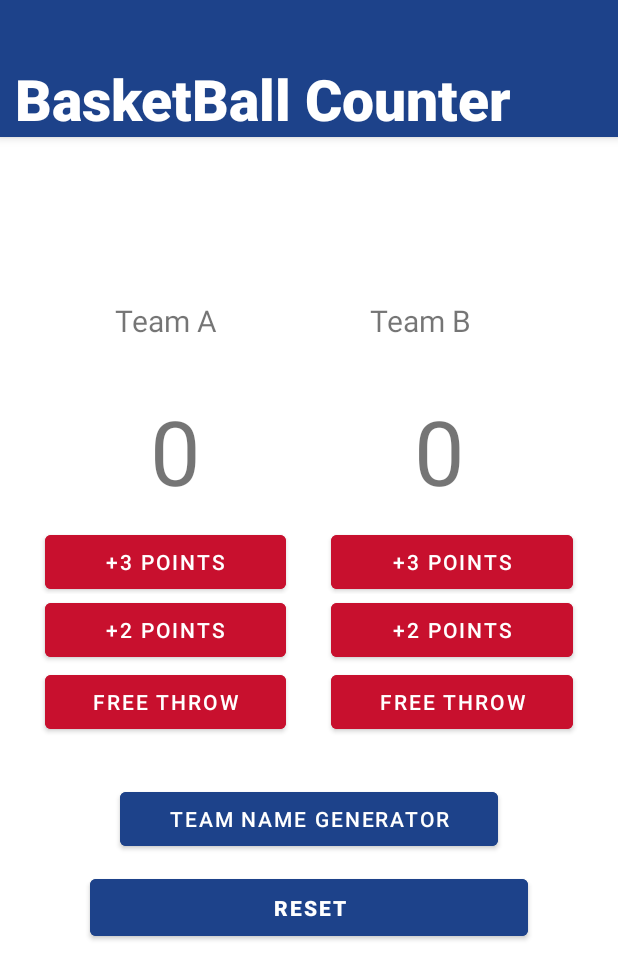
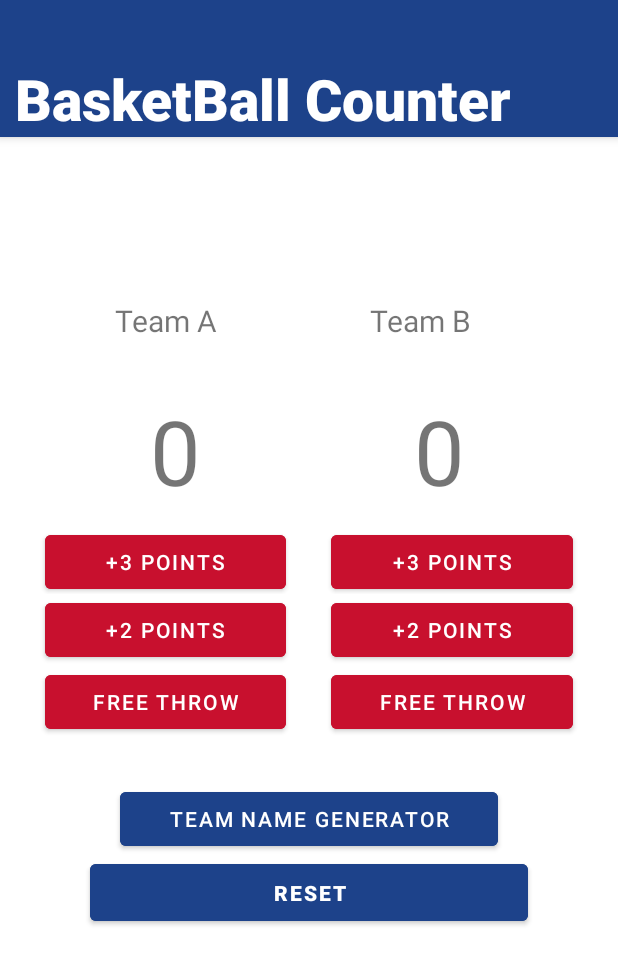
Before and after one commit to afsimoneau/cs4518-project1, an Android app: the screen it shows after launch (MainActivity), on a phone screen of 412 x 824 dp. Shown: the top 979 px of the screen. Run offline under Robolectric (Android 15) with nearby library versions, the phone set to English and light mode, and no system bars; our stand-ins replace data binding.

Commit message:
activity main cleanup

```diff
--- a/app/src/main/res/layout/activity_main.xml
+++ b/app/src/main/res/layout/activity_main.xml
@@ -187,29 +187,18 @@
                 android:insetRight="80dp"
                 android:text="Team Name Generator"
                 android:translationY="30dp" />
-
-        </LinearLayout>
-
-        <LinearLayout
-            android:layout_width="match_parent"
-            android:layout_height="match_parent"
-            android:orientation="horizontal"
-            app:layout_anchor="@+id/linearLayout"
-            app:layout_anchorGravity="center">
-
             <Button
                 android:id="@+id/ResetButt"
-                android:layout_width="0dp"
+                android:layout_width="match_parent"
                 android:layout_height="50dp"
-                android:layout_weight="1"
                 android:backgroundTint="@color/NBABlue"
                 android:insetLeft="60dp"
                 android:insetRight="60dp"
                 android:text="Reset"
                 android:textAllCaps="true"
                 android:textStyle="bold"
-                android:translationY="580dp"
-                app:iconPadding="50dp" />
+                android:translationY="30dp"/>
+
         </LinearLayout>
 
     </androidx.coordinatorlayout.widget.CoordinatorLayout>
```
